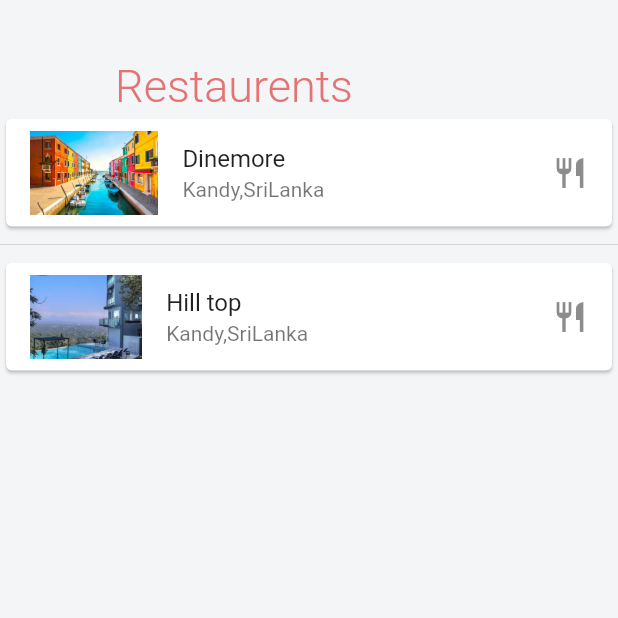
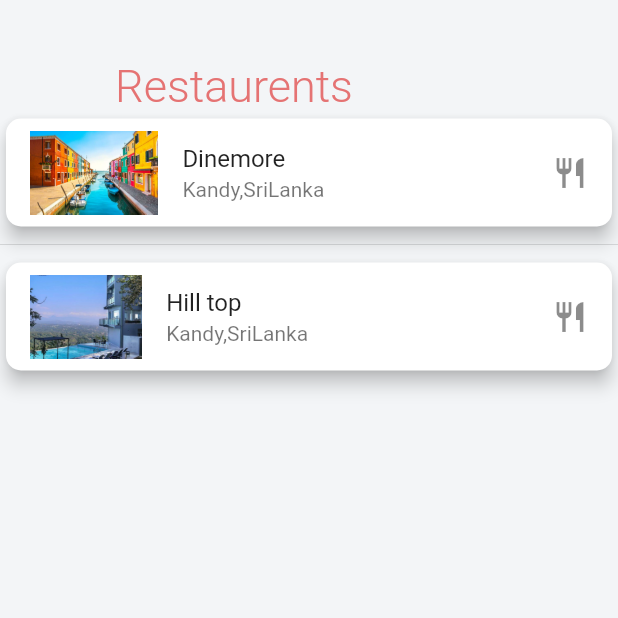
Before and after one commit to adithya0076/craftrips, a Flutter app: the screen it shows after launch, item 2 of the bottom bar chosen, on a phone screen of 412 x 824 dp, the top half of it. Run offline on Flutter 3.47's test engine with Material 2 defaults, Android fonts, the phone set to English and light mode, and no system bars; our stand-ins replace font_awesome_flutter, splashscreen; network calls fail.

Commit message:
added new logo and features

```diff
--- a/lib/main.dart
+++ b/lib/main.dart
@@ -35,7 +35,7 @@ class Splash2 extends StatelessWidget {
         textScaleFactor: 2,
       ),
      image:  new Image.asset(
-          'assets/images/craf4.png'),
+          'assets/images/craftripsnew.png'),
       loadingText: Text("Loading"),
       photoSize: 100.0,
       loaderColor: Colors.blue,
--- a/lib/screens/restaurent_screen.dart
+++ b/lib/screens/restaurent_screen.dart
@@ -28,6 +28,10 @@ class RestaurentScreen extends StatelessWidget {
                     child: ListView(
              children: <Widget>[
                Card(
+                 elevation: 5,
+                 shape: RoundedRectangleBorder(
+                   borderRadius: BorderRadius.circular(10),
+                 ),
                  child: ListTile(
                    leading: Image.asset('assets/images/murano.jpg'),
                    title: Text('Dinemore'),
@@ -39,6 +43,10 @@ class RestaurentScreen extends StatelessWidget {
                ),
                Divider(),
                Card(
+                    elevation: 5,
+                 shape: RoundedRectangleBorder(
+                   borderRadius: BorderRadius.circular(10),
+                   ),
                  child: ListTile(
                     leading: Image.asset('assets/images/mountblue.jpg'),
                    title: Text('Hill top'),
--- a/pubspec.yaml
+++ b/pubspec.yaml
@@ -41,7 +41,7 @@ dev_dependencies:
 flutter_icons:
  android: "launcher_icon"
  ios: true
- image_path: "assets/images/craf4.png"
+ image_path: "assets/images/craftripsnew.png"
 # The following section is specific to Flutter.
 flutter:
 
```
Also changed, not shown: assets/images/craftripsnew.png (added), 26 other files.
